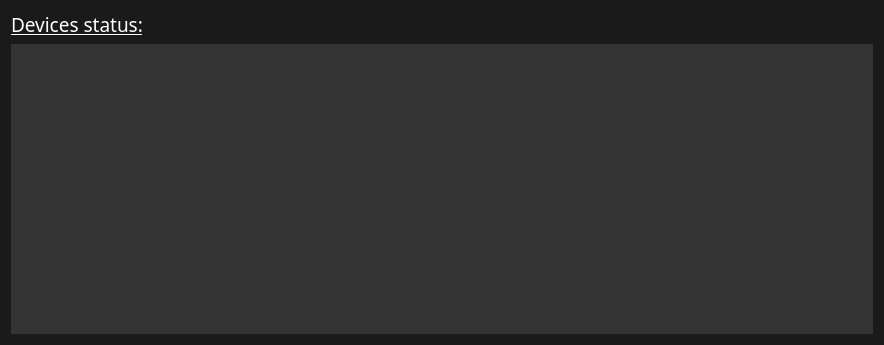
Above: multibench/widgets/groupstatusdialog.ui from IlyaZh/Maiman-MCBS before the change. Below: the same form after it.
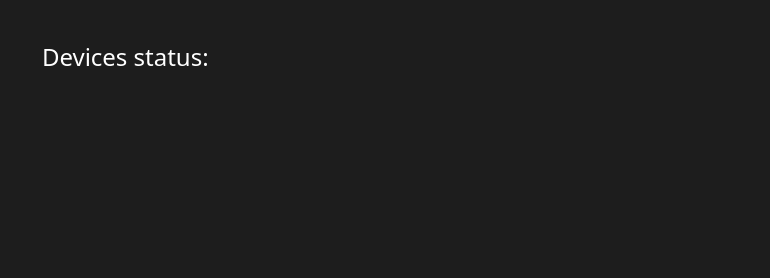
That is the form after the change.

The edit to the form file:
```diff
--- a/multibench/widgets/groupstatusdialog.ui
+++ b/multibench/widgets/groupstatusdialog.ui
@@ -6,37 +6,47 @@
    <rect>
     <x>0</x>
     <y>0</y>
-    <width>884</width>
-    <height>345</height>
+    <width>770</width>
+    <height>278</height>
    </rect>
   </property>
   <property name="sizePolicy">
-   <sizepolicy hsizetype="Preferred" vsizetype="Minimum">
+   <sizepolicy hsizetype="Minimum" vsizetype="Minimum">
     <horstretch>0</horstretch>
     <verstretch>0</verstretch>
    </sizepolicy>
   </property>
+  <property name="minimumSize">
+   <size>
+    <width>770</width>
+    <height>0</height>
+   </size>
+  </property>
+  <property name="maximumSize">
+   <size>
+    <width>770</width>
+    <height>16777215</height>
+   </size>
+  </property>
   <property name="windowTitle">
    <string>Dialog</string>
   </property>
   <property name="styleSheet">
-   <string notr="true">QDialog{
-	background: #1A1A1A;
-}
-QLabel {
-	color: #fff;
-}
+   <string notr="true">
+#GroupStatusDialog{
+	background: #1D1D1D;
 
-QPushButton {
-	color: rgb(255, 255, 255);
-	background-color: rgb(51, 51, 51);
-	border: 1px solid #999999;
-	border-radius: 4px;
-	padding: 4px;
-	width: 50px
-}</string>
+border: 0px solid #1D1D1D;
+border-top-width: 0px;
+border-bottom-left-radius: 13px;
+border-bottom-right-radius: 13px;
+}
+</string>
   </property>
   <layout class="QVBoxLayout" name="verticalLayout">
+   <property name="spacing">
+    <number>0</number>
+   </property>
    <item>
     <widget class="QLabel" name="label">
      <property name="sizePolicy">
@@ -45,17 +55,31 @@
        <verstretch>0</verstretch>
       </sizepolicy>
      </property>
+     <property name="minimumSize">
+      <size>
+       <width>0</width>
+       <height>77</height>
+      </size>
+     </property>
+     <property name="maximumSize">
+      <size>
+       <width>16777215</width>
+       <height>77</height>
+      </size>
+     </property>
      <property name="font">
       <font>
        <family>Poppins</family>
-       <pointsize>14</pointsize>
-       <underline>true</underline>
+       <pointsize>18</pointsize>
+       <underline>false</underline>
       </font>
      </property>
      <property name="styleSheet">
-      <string notr="true">QLabe {
-	color: #fff;
-}</string>
+      <string notr="true">color: #FFFFFF;
+padding-left: 25px;
+padding-top: 25px;
+margin-bottom: 10px;
+</string>
      </property>
      <property name="text">
       <string>Devices status:</string>
@@ -76,22 +100,32 @@
      <property name="lineWidth">
       <number>1</number>
      </property>
+     <property name="verticalScrollBarPolicy">
+      <enum>Qt::ScrollBarAsNeeded</enum>
+     </property>
+     <property name="horizontalScrollBarPolicy">
+      <enum>Qt::ScrollBarAsNeeded</enum>
+     </property>
      <property name="widgetResizable">
       <bool>true</bool>
      </property>
+     <property name="alignment">
+      <set>Qt::AlignHCenter|Qt::AlignTop</set>
+     </property>
      <widget class="QWidget" name="scrollAreaWidget">
       <property name="geometry">
        <rect>
         <x>0</x>
         <y>0</y>
-        <width>866</width>
-        <height>287</height>
+        <width>752</width>
+        <height>183</height>
        </rect>
       </property>
       <property name="styleSheet">
-       <string notr="true">QWidget{
-background: rgb(51,51,51);
-}</string>
+       <string notr="true">QWidget#scrollAreaWidget{
+	background-color: #1D1D1D;
+}
+</string>
       </property>
      </widget>
     </widget>
```
